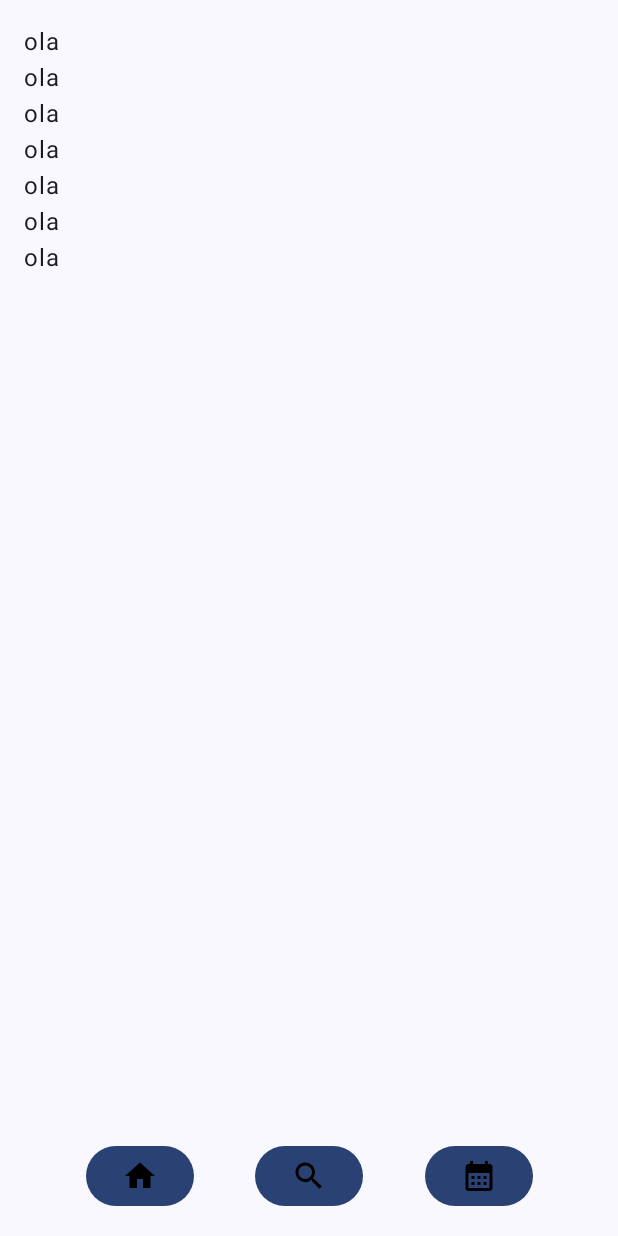
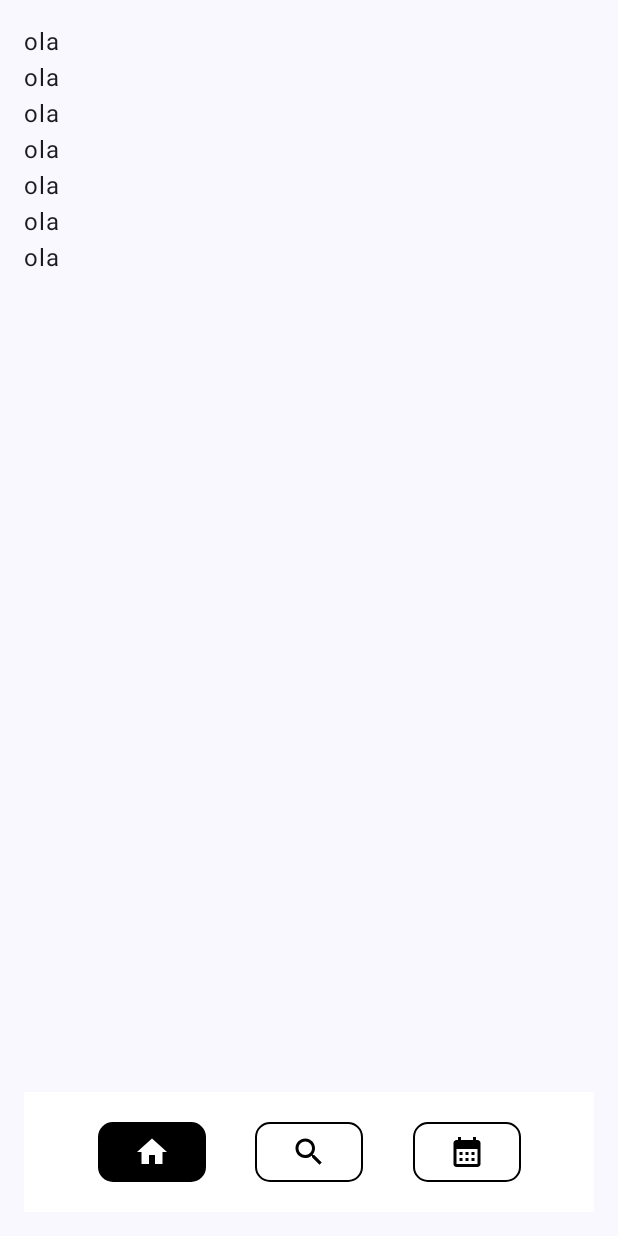
Before and after one commit to schin0/cappybara, an Android app built with Jetpack Compose: the screen it shows after launch (MainActivity), on a phone screen of 412 x 824 dp. Run offline under Robolectric (Android 15) with nearby library versions, the phone set to English and light mode, and no system bars.

Commit message:
Finalizar ajustes no menu

```diff
--- a/app/src/main/java/br/com/invocoders/cappybara/screens/MenuScreen.kt
+++ b/app/src/main/java/br/com/invocoders/cappybara/screens/MenuScreen.kt
@@ -1,19 +1,29 @@
 package br.com.invocoders.cappybara.screens
 
+import androidx.compose.foundation.BorderStroke
 import androidx.compose.foundation.Image
+import androidx.compose.foundation.background
 import androidx.compose.foundation.layout.Arrangement
 import androidx.compose.foundation.layout.Box
 import androidx.compose.foundation.layout.Row
 import androidx.compose.foundation.layout.fillMaxSize
 import androidx.compose.foundation.layout.fillMaxWidth
+import androidx.compose.foundation.layout.height
 import androidx.compose.foundation.layout.padding
+import androidx.compose.foundation.layout.size
+import androidx.compose.foundation.layout.width
+import androidx.compose.foundation.shape.RoundedCornerShape
 import androidx.compose.material3.Button
+import androidx.compose.material3.ButtonDefaults
 import androidx.compose.runtime.Composable
 import androidx.compose.ui.Alignment
 import androidx.compose.ui.Modifier
+import androidx.compose.ui.graphics.Color
 import androidx.compose.ui.res.painterResource
+import androidx.compose.ui.tooling.preview.Preview
 import androidx.compose.ui.unit.dp
 import androidx.navigation.NavController
+import androidx.navigation.compose.rememberNavController
 import br.com.invocoders.cappybara.R
 
 @Composable
@@ -23,33 +33,46 @@
             .fillMaxSize(),
         contentAlignment = Alignment.BottomCenter
     ) {
-
         Row(
             modifier = Modifier
-                .fillMaxWidth(),
+                .fillMaxWidth()
+                .background(Color.White)
+                .padding(16.dp),
             horizontalArrangement = Arrangement.SpaceEvenly
         ) {
-            Button(onClick = {
-                navController.navigate("menu")
-            }) {
+            Button(
+                onClick = {
+                    navController.navigate("menu")
+                },
+                colors = ButtonDefaults.buttonColors(containerColor = Color.Black),
+                shape = RoundedCornerShape(10.dp)
+            ) {
                 Image(
-                    painter = painterResource(id = R.drawable.baseline_home_24),
+                    painter = painterResource(id = R.drawable.baseline_home_24_white),
                     contentDescription = "Ícone home"
                 )
             }
 
-            Button(onClick = {
-                navController.navigate("pesquisa")
-            }) {
+            Button(
+                onClick = {
+                    navController.navigate("pesquisa")
+                },
+                colors = ButtonDefaults.buttonColors(containerColor = Color.White),
+                shape = RoundedCornerShape(10.dp),
+                border = BorderStroke(1.dp, Color.Black)
+            ) {
                 Image(
                     painter = painterResource(id = R.drawable.baseline_search_24),
                     contentDescription = "Ícone home"
                 )
             }
 
-            Button(onClick = {
-                navController.navigate("menu")
-            }) {
+            Button(
+                onClick = { },
+                colors = ButtonDefaults.buttonColors(containerColor = Color.White),
+                shape = RoundedCornerShape(10.dp),
+                border = BorderStroke(1.dp, Color.Black)
+            ) {
                 Image(
                     painter = painterResource(id = R.drawable.baseline_calendar_month_24),
                     contentDescription = "Ícone home"
@@ -58,3 +81,10 @@
         }
     }
 }
+
+@Preview
+@Composable
+private fun PreviewMenuScreen() {
+    var nav = rememberNavController()
+    MenuScreen(nav)
+}
--- /dev/null
+++ b/app/src/main/res/drawable/baseline_calendar_month_24_white.xml
@@ -0,0 +1,5 @@
+<vector xmlns:android="http://schemas.android.com/apk/res/android" android:height="24dp" android:tint="#FFFFFF" android:viewportHeight="24" android:viewportWidth="24" android:width="24dp">
+
+    <path android:fillColor="@android:color/white" android:pathData="M19,4h-1V2h-2v2H8V2H6v2H5C3.89,4 3.01,4.9 3.01,6L3,20c0,1.1 0.89,2 2,2h14c1.1,0 2,-0.9 2,-2V6C21,4.9 20.1,4 19,4zM19,20H5V10h14V20zM9,14H7v-2h2V14zM13,14h-2v-2h2V14zM17,14h-2v-2h2V14zM9,18H7v-2h2V18zM13,18h-2v-2h2V18zM17,18h-2v-2h2V18z"/>
+
+</vector>
--- /dev/null
+++ b/app/src/main/res/drawable/baseline_home_24_white.xml
@@ -0,0 +1,5 @@
+<vector xmlns:android="http://schemas.android.com/apk/res/android" android:height="24dp" android:tint="#FFFFFF" android:viewportHeight="24" android:viewportWidth="24" android:width="24dp">
+
+    <path android:fillColor="@android:color/white" android:pathData="M10,20v-6h4v6h5v-8h3L12,3 2,12h3v8z"/>
+
+</vector>
--- /dev/null
+++ b/app/src/main/res/drawable/baseline_search_24_white.xml
@@ -0,0 +1,5 @@
+<vector xmlns:android="http://schemas.android.com/apk/res/android" android:height="24dp" android:tint="#FFFFFF" android:viewportHeight="24" android:viewportWidth="24" android:width="24dp">
+
+    <path android:fillColor="@android:color/white" android:pathData="M15.5,14h-0.79l-0.28,-0.27C15.41,12.59 16,11.11 16,9.5 16,5.91 13.09,3 9.5,3S3,5.91 3,9.5 5.91,16 9.5,16c1.61,0 3.09,-0.59 4.23,-1.57l0.27,0.28v0.79l5,4.99L20.49,19l-4.99,-5zM9.5,14C7.01,14 5,11.99 5,9.5S7.01,5 9.5,5 14,7.01 14,9.5 11.99,14 9.5,14z"/>
+
+</vector>
```
